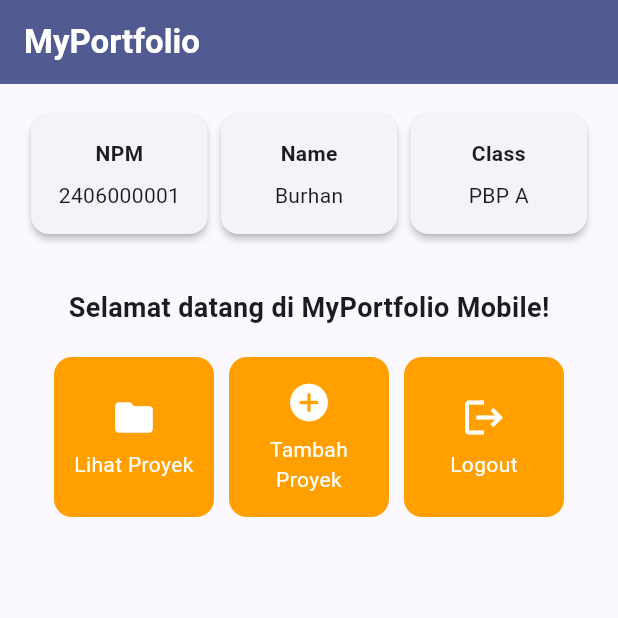
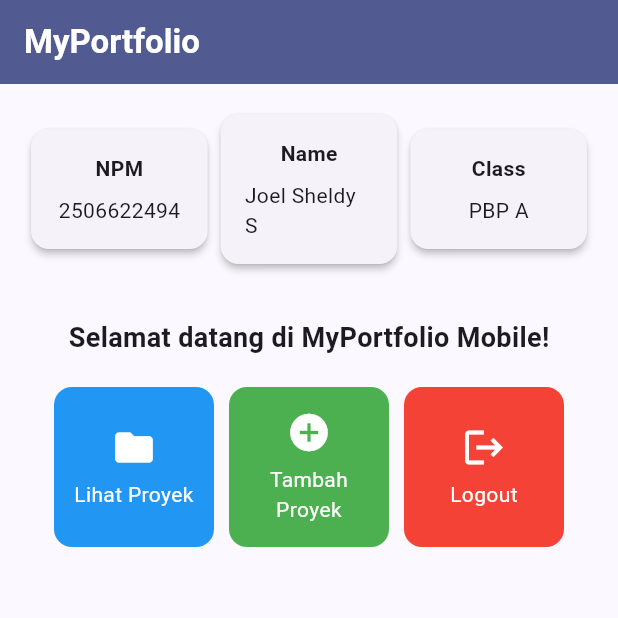
Before and after one commit to joelsheldys/myportofolio_mobile, a Flutter app: the screen it shows after launch, on a phone screen of 412 x 824 dp, the top half of it. Run offline on Flutter 3.47's test engine with Material 3 defaults, Android fonts, the phone set to English and light mode, and no system bars.

Commit message:
Tugas Individu 07

```diff
--- a/lib/menu.dart
+++ b/lib/menu.dart
@@ -3,8 +3,9 @@ import 'package:flutter/material.dart';
 class ItemHomepage {
   final String name;
   final IconData icon;
+  final Color color;
 
-  ItemHomepage(this.name, this.icon);
+  ItemHomepage(this.name, this.icon, this.color);
 }
 
 class InfoCard extends StatelessWidget {
@@ -45,7 +46,7 @@ class ItemCard extends StatelessWidget {
   Widget build(BuildContext context) {
     return Material(
       // Menggunakan warna sekunder dari skema tema aplikasi.
-      color: Theme.of(context).colorScheme.secondary,
+      color: item.color,
       borderRadius: BorderRadius.circular(12),
       child: InkWell(
         // Aksi ketika kartu ditekan oleh pengguna.
@@ -84,14 +85,14 @@ class ItemCard extends StatelessWidget {
 class MyHomePage extends StatelessWidget {
   MyHomePage({super.key});
 
-  final String npm = "2406000001";
-  final String nama = "Burhan";
+  final String npm = "2506622494";
+  final String nama = "Joel Sheldy S";
   final String kelas = "PBP A";
 
   final List<ItemHomepage> items = [
-    ItemHomepage("Lihat Proyek", Icons.folder),
-    ItemHomepage("Tambah Proyek", Icons.add_circle),
-    ItemHomepage("Logout", Icons.logout),
+    ItemHomepage("Lihat Proyek", Icons.folder, Colors.blue),
+    ItemHomepage("Tambah Proyek", Icons.add_circle, Colors.green),
+    ItemHomepage("Logout", Icons.logout, Colors.red),
   ];
 
   @override
```
Also changed, not shown: 1 other file.
